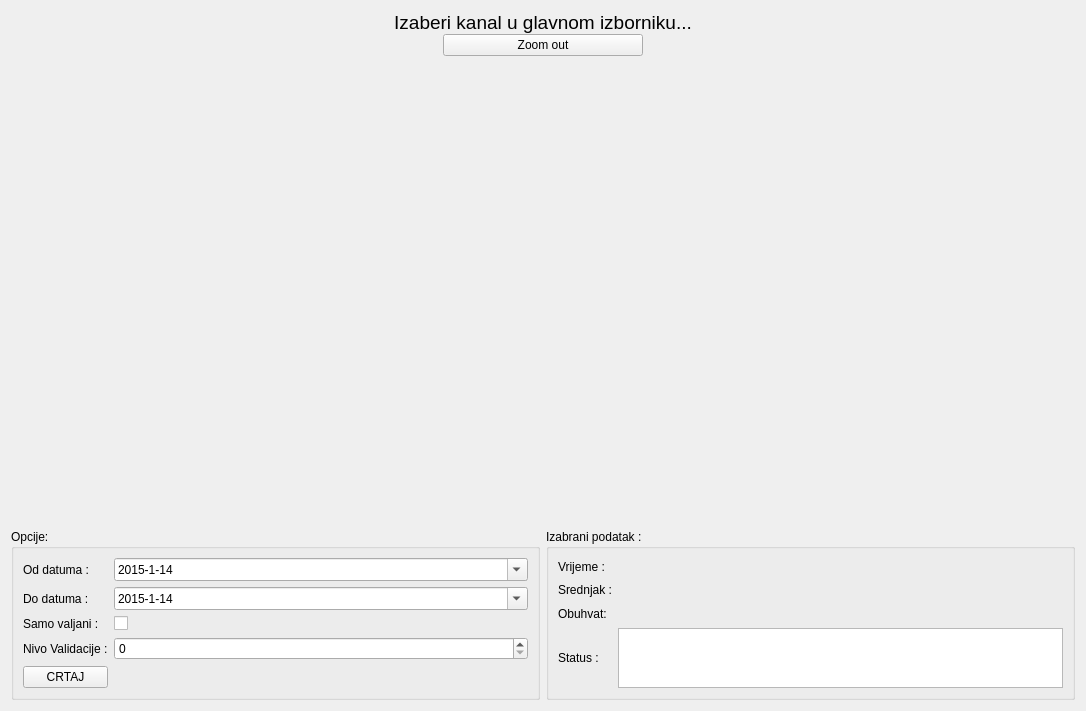
The window that app/view/ui_files/visednevni_prikaz.ui (kluksa/kontrola-podataka) describes before a commit, drawn with Qt 5.
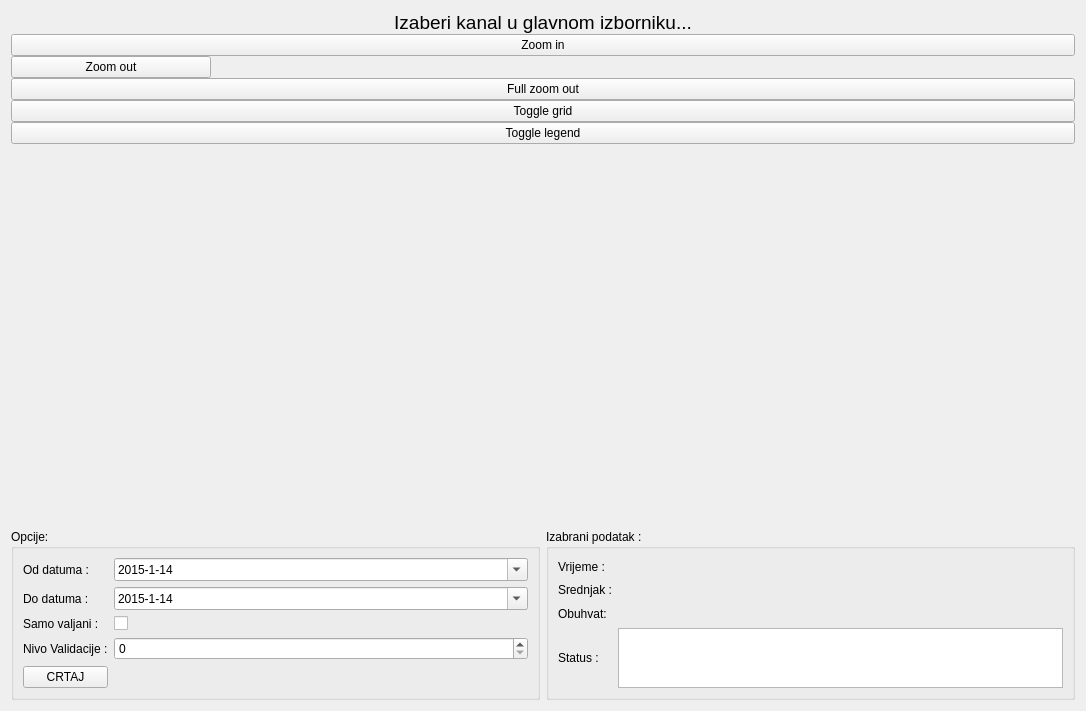
The same window after the commit.

Diff of the .ui file:
```diff
--- a/app/view/ui_files/visednevni_prikaz.ui
+++ b/app/view/ui_files/visednevni_prikaz.ui
@@ -50,6 +50,13 @@
        </property>
        <item>
         <layout class="QVBoxLayout" name="verticalLayout_3">
+         <item>
+          <widget class="QPushButton" name="zoomInRestSatni">
+           <property name="text">
+            <string>Zoom in</string>
+           </property>
+          </widget>
+         </item>
          <item>
           <widget class="QPushButton" name="zoomOutRestSatni">
            <property name="sizePolicy">
@@ -69,6 +76,33 @@
            </property>
           </widget>
          </item>
+         <item>
+          <widget class="QPushButton" name="zoomOutRestSatniFull">
+           <property name="text">
+            <string>Full zoom out</string>
+           </property>
+          </widget>
+         </item>
+         <item>
+          <widget class="QPushButton" name="toggleGridRestSatni">
+           <property name="text">
+            <string>Toggle grid</string>
+           </property>
+           <property name="checkable">
+            <bool>true</bool>
+           </property>
+          </widget>
+         </item>
+         <item>
+          <widget class="QPushButton" name="toggleLegendRestSatni">
+           <property name="text">
+            <string>Toggle legend</string>
+           </property>
+           <property name="checkable">
+            <bool>true</bool>
+           </property>
+          </widget>
+         </item>
          <item>
           <spacer name="verticalSpacer">
            <property name="orientation">
```
